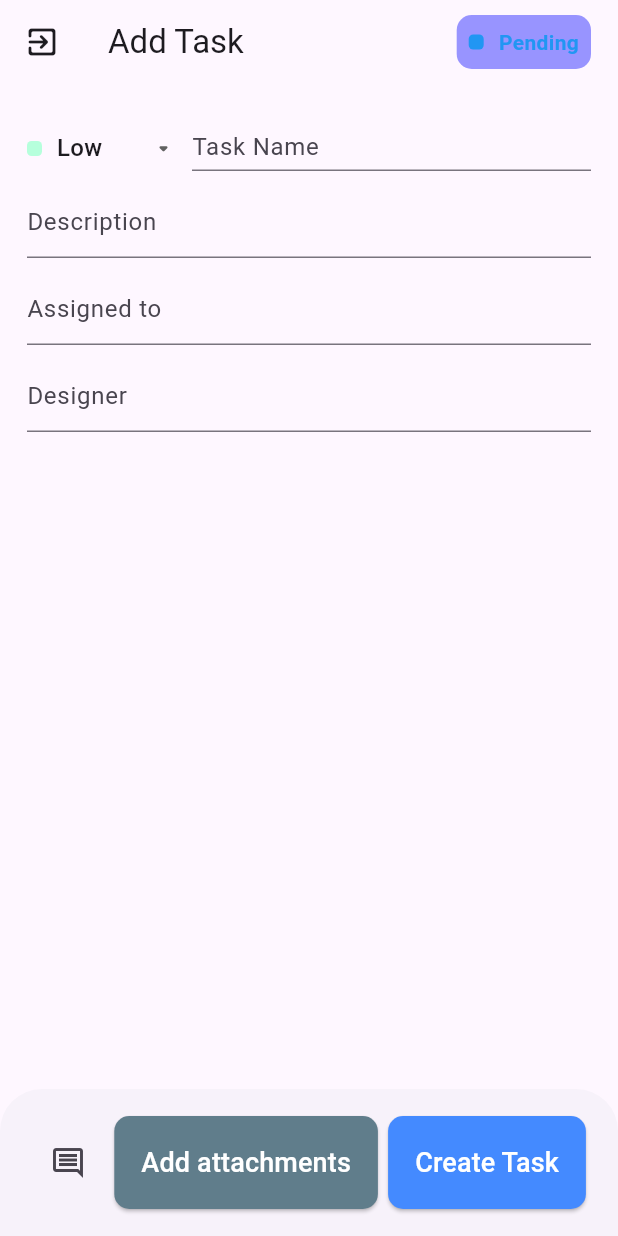
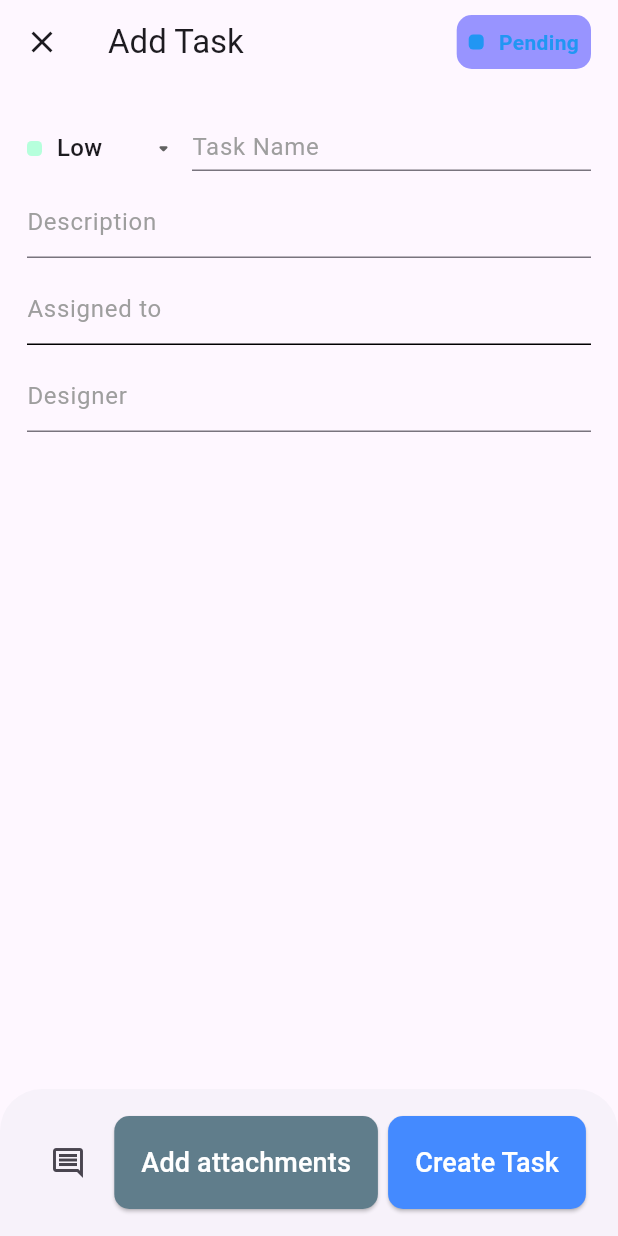
Before and after one commit to PrathamBhavsar/drape_shoppe_crm, a Flutter app: the HomeScreen screen opened by its route, after a tap on the "add" icon, on a phone screen of 412 x 824 dp. Run offline on Flutter 3.47's test engine with Material 3 defaults, Android fonts, the light colour scheme and no system bars; our stand-ins replace cloud_firestore, file_picker, firebase_auth, firebase_core, firebase_storage, fluttertoast and 3 more; accounts and stored records are empty.

Commit message:
edited assignedTo list

```diff
--- a/lib/screens/home/home_screen.dart
+++ b/lib/screens/home/home_screen.dart
@@ -1,10 +1,9 @@
-import 'package:drape_shoppe_crm/controllers/firebase_controller.dart';
 import 'package:drape_shoppe_crm/providers/home_provider.dart';
 import 'package:drape_shoppe_crm/screens/home/pages/home_page.dart';
 import 'package:drape_shoppe_crm/screens/home/pages/tasks_page.dart';
+import 'package:drape_shoppe_crm/screens/home/widgets/custom_app_bar_widget.dart';
 import 'package:drape_shoppe_crm/screens/task/add_task_screen.dart';
 import 'package:flutter/material.dart';
-import 'package:go_router/go_router.dart';
 
 class HomeScreen extends StatefulWidget {
   const HomeScreen({super.key});
@@ -17,20 +16,24 @@ class _HomeScreenState extends State<HomeScreen> {
   late final List<String> userNames = [];
   int _currentIndex = 0;
   final List<Widget> _pages = [
+    const TasksPage(),
     const HomePage(),
-    const TasksPage(),
   ];
 
   @override
   void initState() {
     HomeProvider.instance.setIncompleteTasks();
-
     super.initState();
   }
 
   @override
   Widget build(BuildContext context) {
     return Scaffold(
+      appBar: AppBar(
+        title: CustomAppBarWidget(
+          context: context,
+        ),
+      ),
       floatingActionButton: FloatingActionButton(
         onPressed: () {
           HomeProvider.instance.setDealNo();
--- a/lib/screens/home/pages/home_page.dart
+++ b/lib/screens/home/pages/home_page.dart
@@ -23,39 +23,6 @@ class _HomePageState extends State<HomePage> {
   @override
   Widget build(BuildContext context) {
     return Scaffold(
-      appBar: AppBar(
-        title: Row(
-          mainAxisAlignment: MainAxisAlignment.spaceBetween,
-          children: [
-            const Icon(
-              Icons.menu_rounded,
-              size: 30,
-            ),
-            const Spacer(),
-            IconButton(
-              onPressed: () {
-                _buildUserModelSheet();
-              },
-              icon: const Icon(
-                Icons.people_outline_rounded,
-                size: 30,
-              ),
-            ),
-            SizedBox(
-              width: 20,
-            ),
-            const Icon(
-              Icons.notifications_none_rounded,
-              size: 30,
-            ),
-            Container(
-              height: 12,
-              decoration: BoxDecoration(
-                  borderRadius: BorderRadiusDirectional.circular(20)),
-            ),
-          ],
-        ),
-      ),
       body: Padding(
         padding: const EdgeInsets.all(12.0),
         child: SingleChildScrollView(
--- /dev/null
+++ b/lib/screens/home/widgets/custom_app_bar_widget.dart
@@ -0,0 +1,132 @@
+import 'package:drape_shoppe_crm/providers/home_provider.dart';
+import 'package:flutter/material.dart';
+import 'package:provider/provider.dart';
+
+class CustomAppBarWidget extends StatelessWidget {
+  CustomAppBarWidget({super.key, required this.context});
+
+  final BuildContext context;
+  TextEditingController searchController = TextEditingController();
+  @override
+  Widget build(BuildContext context) {
+    return Row(
+      mainAxisAlignment: MainAxisAlignment.spaceBetween,
+      children: [
+        const Icon(
+          Icons.menu_rounded,
+          size: 30,
+        ),
+        const Spacer(),
+        IconButton(
+          onPressed: () {
+            _buildUserModelSheet();
+          },
+          icon: const Icon(
+            Icons.people_outline_rounded,
+            size: 30,
+          ),
+        ),
+        SizedBox(
+          width: 20,
+        ),
+        const Icon(
+          Icons.notifications_none_rounded,
+          size: 30,
+        ),
+        Container(
+          height: 12,
+          decoration:
+              BoxDecoration(borderRadius: BorderRadiusDirectional.circular(20)),
+        ),
+      ],
+    );
+  }
+
+  _buildUserModelSheet() {
+    final homeProvider = Provider.of<HomeProvider>(context, listen: false);
+    return showModalBottomSheet(
+      showDragHandle: true,
+      elevation: 1.5,
+      isScrollControlled: true,
+      context: context,
+      builder: (context) {
+        return FractionallySizedBox(
+          heightFactor: 0.7,
+          child: Padding(
+            padding: const EdgeInsets.all(18.0),
+            child: Column(
+              crossAxisAlignment: CrossAxisAlignment.start,
+              children: [
+                Text(
+                  'Users',
+                  style: TextStyle(fontSize: 25, fontWeight: FontWeight.bold),
+                ),
+                const SizedBox(height: 10),
+                // Search Field
+                TextField(
+                  controller: searchController,
+                  decoration: const InputDecoration(
+                    isDense: true,
+                    hintText: 'Search Here',
+                    prefixIcon: Icon(Icons.search_rounded),
+                    border: OutlineInputBorder(),
+                  ),
+                ),
+                const SizedBox(height: 20),
+                // List of Users
+                Expanded(
+                  // Wrap ListView in Expanded to take remaining space
+                  child: homeProvider.userNames.isEmpty
+                      ? const Center(
+                          child:
+                              CircularProgressIndicator()) // Loading indicator
+                      : ListView.builder(
+                          itemCount: homeProvider.userNames.length,
+                          itemBuilder: (context, index) {
+                            return Column(
+                              crossAxisAlignment: CrossAxisAlignment.start,
+                              children: [
+                                Row(
+                                  children: [
+                                    const SizedBox(
+                                      width: 12,
+                                    ),
+                                    Container(
+                                      decoration: const BoxDecoration(
+                                        color: Colors.red,
+                                        shape: BoxShape.circle,
+                                      ),
+                                      height: 40,
+                                      width: 40,
+                                    ),
+                                    const SizedBox(
+                                      width: 12,
+                                    ),
+                                    Column(
+                                      crossAxisAlignment:
+                                          CrossAxisAlignment.start,
+                                      children: [
+                                        Text(
+                                          homeProvider.userNames[index],
+                                          style: const TextStyle(fontSize: 18),
+                                        ),
+                                        const Text('Tasks: 10'),
+                                      ],
+                                    ),
+                                  ],
+                                ), // Display each user's name
+
+                                const Divider(), // Divider between each ListTile
+                              ],
+                            );
+                          },
+                        ),
+                ),
+              ],
+            ),
+          ),
+        );
+      },
+    );
+  }
+}
--- a/lib/screens/task/add_task_screen.dart
+++ b/lib/screens/task/add_task_screen.dart
@@ -61,7 +61,7 @@ class _AddTaskScreenState extends State<AddTaskScreen> {
           onPressed: () {
             Navigator.pop(context);
           },
-          icon: const Icon(Icons.exit_to_app_rounded),
+          icon: const Icon(Icons.close),
         ),
         title: Text(widget.isNewTask ? 'Add Task' : 'Edit Task'),
         centerTitle: false,
@@ -121,7 +121,16 @@ class _AddTaskScreenState extends State<AddTaskScreen> {
           child: Consumer<HomeProvider>(
             builder: (BuildContext context, provider, Widget? child) {
               return Column(
+                crossAxisAlignment: CrossAxisAlignment.start,
                 children: [
+                  Visibility(
+                    visible: !widget.isNewTask,
+                    child: Text(
+                      widget.dealNo ?? "",
+                      style:
+                          TextStyle(fontSize: 30, fontWeight: FontWeight.bold),
+                    ),
+                  ),
                   Container(
                     height: 50,
                     child: Row(
@@ -176,7 +185,7 @@ class _AddTaskScreenState extends State<AddTaskScreen> {
                         ),
                         const SizedBox(width: 10),
                         Expanded(
-                          child: CustomTextFeild(
+                          child: CustomTextField(
                             controller: titleController,
                             focusNode: taskNameFocusNode,
                             hint: 'Task Name',
@@ -185,7 +194,7 @@ class _AddTaskScreenState extends State<AddTaskScreen> {
                       ],
                     ),
                   ),
-                  CustomTextFeild(
+                  CustomTextField(
                     controller: descController,
                     focusNode: descFocusNode,
                     hint: 'Description',
@@ -203,14 +212,15 @@ class _AddTaskScreenState extends State<AddTaskScreen> {
                       );
                     },
                     child: Container(
-                      child: CustomTextFeild(
+                      child: CustomTextField(
                         controller: assignedtoController,
                         focusNode: assignedToFocusNode,
                         hint: 'Assigned to',
+                        isEnabled: false, // Enable autofill here
                       ),
                     ),
                   ),
-                  CustomTextFeild(
+                  CustomTextField(
                     controller: designerController,
                     focusNode: designerFocusNode,
                     hint: 'Designer',
--- a/lib/screens/task/widgets/custom_text_feild.dart
+++ b/lib/screens/task/widgets/custom_text_feild.dart
@@ -1,35 +1,40 @@
+import 'package:drape_shoppe_crm/controllers/firebase_controller.dart';
+import 'package:drape_shoppe_crm/providers/home_provider.dart';
 import 'package:flutter/material.dart';
 
-class CustomTextFeild extends StatelessWidget {
-  const CustomTextFeild({
+class CustomTextField extends StatelessWidget {
+  const CustomTextField({
     super.key,
     required this.controller,
     required this.focusNode,
     required this.hint,
-    this.readOnly,
+    this.isEnabled = true, // Default is true
   });
 
   final TextEditingController controller;
   final FocusNode focusNode;
   final String hint;
-  final bool? readOnly;
+  final bool isEnabled; // Non-nullable with a default value
 
   @override
   Widget build(BuildContext context) {
     return Padding(
       padding: const EdgeInsets.only(bottom: 10),
       child: TextField(
-        readOnly: readOnly ?? false,
+        enabled: isEnabled,
         controller: controller,
         focusNode: focusNode,
         decoration: InputDecoration(
+          disabledBorder: const UnderlineInputBorder(),
           focusedBorder: const UnderlineInputBorder(
-            borderSide: BorderSide(color: Colors.grey),
+            borderSide:
+                BorderSide(color: Colors.grey), // Border color when focused
           ),
           border: const UnderlineInputBorder(
-            borderSide: BorderSide(color: Colors.grey),
+            borderSide: BorderSide(color: Colors.grey), // Default border color
           ),
           hintText: hint,
+          hintStyle: TextStyle(color: Colors.grey),
         ),
       ),
     );
--- a/pubspec.yaml
+++ b/pubspec.yaml
@@ -43,8 +43,6 @@ dependencies:
   fluttertoast: ^8.2.8
   provider: ^6.1.2
   image_picker: ^1.1.2
-#  image_picker: ^1.1.2
-#  image_picker_android: ^0.8.12+15
   file_picker: ^8.1.2
   firebase_storage: ^12.3.3
   path_provider: ^2.1.4
```
Also changed, not shown: lib/providers/home_provider.dart (+9 -0 lines), lib/screens/home/pages/tasks_page.dart (+106 -154 lines), lib/screens/home/widgets/user_modal_widget.dart (+53 -13 lines).
